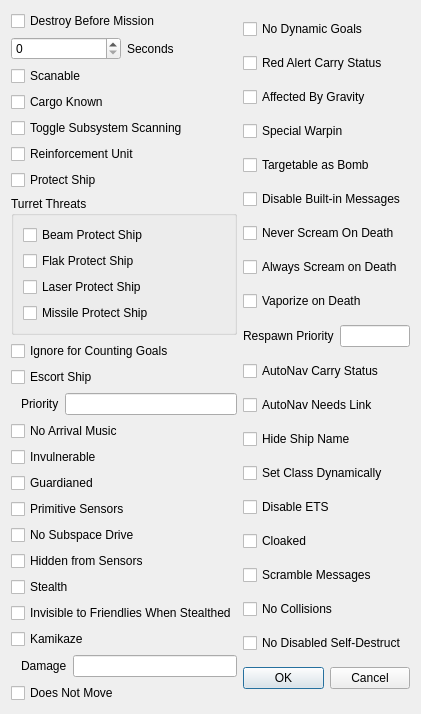
Before: the Qt Designer form qtfred/ui/ShipFlagsDialog.ui in scp-fs2open/fs2open.github.com, drawn with Qt 5.
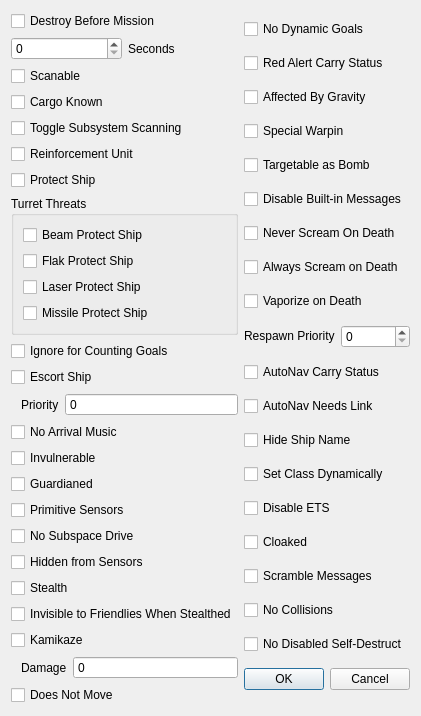
After: the same form once the commit is applied. Custom widgets are drawn as their Qt base class.

Commit message:
initial Ship Flags editor
Ship Flags Column One Complete

Ship Flag DIalog Complete

Diff of the .ui file:
```diff
--- a/qtfred/ui/ShipFlagsDialog.ui
+++ b/qtfred/ui/ShipFlagsDialog.ui
@@ -7,7 +7,7 @@
     <x>0</x>
     <y>0</y>
     <width>421</width>
-    <height>665</height>
+    <height>664</height>
    </rect>
   </property>
   <property name="windowTitle">
@@ -124,7 +124,7 @@
       </widget>
      </item>
      <item>
-      <layout class="QHBoxLayout" name="escortLayout">
+      <layout class="QHBoxLayout" name="escortLayout" stretch="0,0,1">
        <item>
         <spacer name="escortSpacer">
          <property name="orientation">
@@ -149,7 +149,11 @@
         </widget>
        </item>
        <item>
-        <widget class="QLineEdit" name="escortPriorityEdit"/>
+        <widget class="QSpinBox" name="escortPrioritySpinBox">
+         <property name="buttonSymbols">
+          <enum>QAbstractSpinBox::NoButtons</enum>
+         </property>
+        </widget>
        </item>
       </layout>
      </item>
@@ -217,7 +221,7 @@
       </widget>
      </item>
      <item>
-      <layout class="QHBoxLayout" name="kamikazeLayout">
+      <layout class="QHBoxLayout" name="kamikazeLayout" stretch="0,0,1">
        <item>
         <spacer name="kamikazeSpacer">
          <property name="orientation">
@@ -242,7 +246,11 @@
         </widget>
        </item>
        <item>
-        <widget class="QLineEdit" name="kamikazeDamageEdit"/>
+        <widget class="QSpinBox" name="kamikazeDamageSpinBox">
+         <property name="buttonSymbols">
+          <enum>QAbstractSpinBox::NoButtons</enum>
+         </property>
+        </widget>
        </item>
       </layout>
      </item>
@@ -339,7 +347,7 @@
         </widget>
        </item>
        <item>
-        <widget class="QLineEdit" name="respawnPriorityEdit"/>
+        <widget class="QSpinBox" name="respawnPrioritySpinBox"/>
        </item>
       </layout>
      </item>
@@ -428,7 +436,16 @@
    </item>
   </layout>
  </widget>
- <resources/>
+ <customwidgets>
+  <customwidget>
+   <class>fso::fred::ShipFlagCheckbox</class>
+   <extends>QCheckBox</extends>
+   <header>ui/widgets/ShipFlagCheckbox.h</header>
+  </customwidget>
+ </customwidgets>
+ <resources>
+  <include location="../resources/resources.qrc"/>
+ </resources>
  <connections>
   <connection>
    <sender>okButton</sender>
```
Left out of the diff: 187 changed lines with no effect on the pictures. The commit also changes 9 other files.
